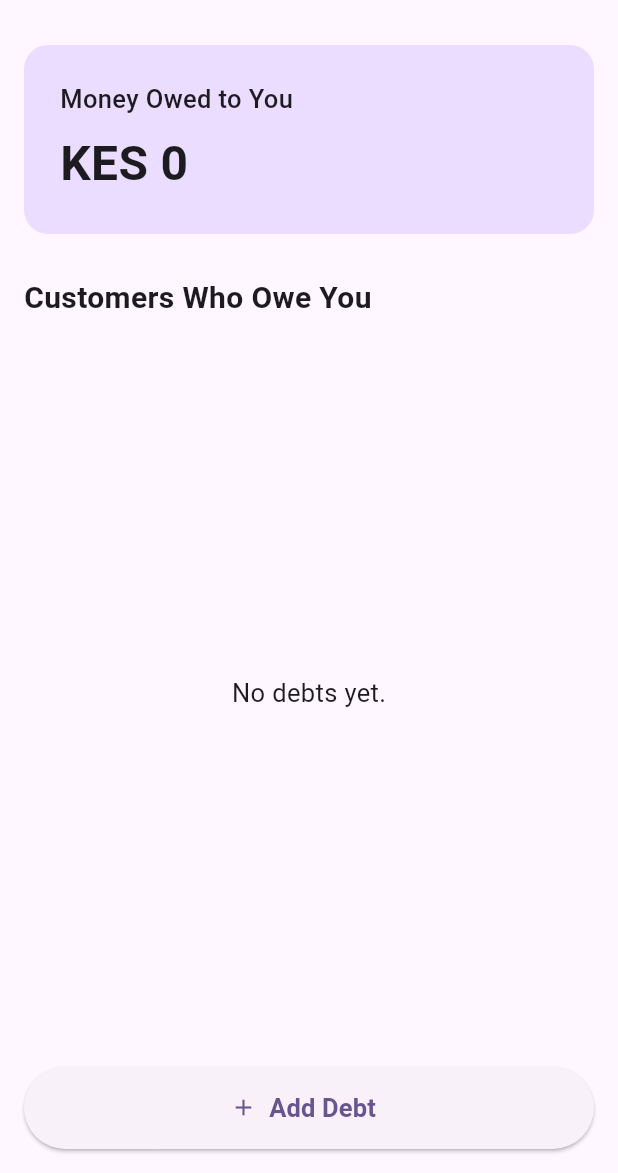
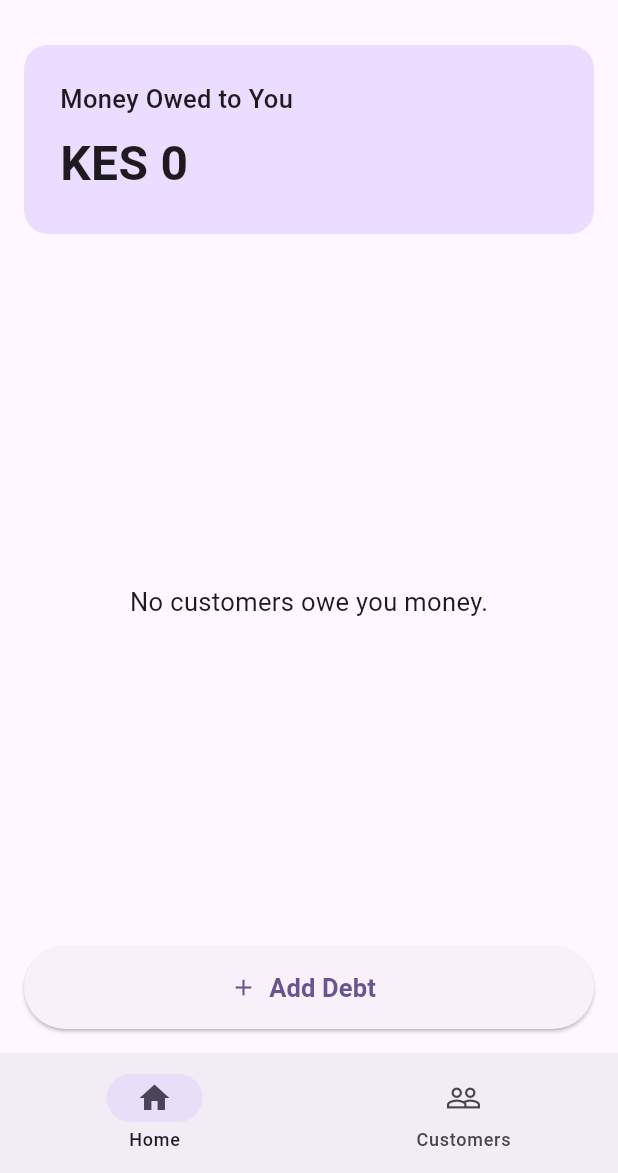
Before and after one commit to ericvaati703-beep/Pesabook-, a Flutter app: the HomeScreen screen opened directly, after a tap on the "search" icon, after a tap on the "close" icon, on a phone screen of 412 x 824 dp, the part 63-1236 px from its top. Run offline on Flutter 3.47's test engine with Material 3 defaults, Android fonts, the phone set to English and light mode, and no system bars; our stand-ins replace shared_preferences; accounts and stored records are empty.

Commit message:
Improve customer debt and payment tracking

```diff
--- a/lib/screens/home_screen.dart
+++ b/lib/screens/home_screen.dart
@@ -4,6 +4,7 @@ import '../services/storage_service.dart';
 import 'add_customer_screen.dart';
 import 'customer_screen.dart';
 import 'shop_setup_screen.dart';
+import 'customers_screen.dart';
 
 class HomeScreen extends StatefulWidget {
   const HomeScreen({super.key});
@@ -16,12 +17,17 @@ class _HomeScreenState extends State<HomeScreen> {
   final List<Customer> _customers = [];
 
   bool _isSearching = false;
-  final TextEditingController _searchController = TextEditingController();
+  int _selectedIndex = 0;
+
+  final TextEditingController _searchController =
+  TextEditingController();
 
   @override
   void initState() {
     super.initState();
+
     _loadCustomers();
+
     _searchController.addListener(_onSearchChanged);
   }
 
@@ -29,6 +35,7 @@ class _HomeScreenState extends State<HomeScreen> {
   void dispose() {
     _searchController.removeListener(_onSearchChanged);
     _searchController.dispose();
+
     super.dispose();
   }
 
@@ -55,19 +62,30 @@ class _HomeScreenState extends State<HomeScreen> {
     );
   }
 
-  List<Customer> get _filteredCustomers {
+  List<Customer> get _activeCustomers {
     final query = _searchController.text.trim().toLowerCase();
 
-    if (query.isEmpty) {
-      return _customers;
-    }
+    final activeCustomers = _customers.where((customer) {
+      if (customer.amount <= 0) {
+        return false;
+      }
 
-    return _customers.where((customer) {
+      if (query.isEmpty) {
+        return true;
+      }
+
       final name = customer.name.toLowerCase();
       final phone = customer.phone.toLowerCase();
 
       return name.contains(query) || phone.contains(query);
     }).toList();
+
+    // Highest debt first.
+    activeCustomers.sort(
+          (a, b) => b.amount.compareTo(a.amount),
+    );
+
+    return activeCustomers;
   }
 
   Future<void> _addDebt() async {
@@ -105,11 +123,9 @@ class _HomeScreenState extends State<HomeScreen> {
           _customers[index] = updatedCustomer;
         });
       }
+    }
 
-      await StorageService.saveCustomers(_customers);
-    } else {
-      await StorageService.saveCustomers(_customers);
-    }
+    await StorageService.saveCustomers(_customers);
 
     if (!mounted) return;
 
@@ -145,9 +161,67 @@ class _HomeScreenState extends State<HomeScreen> {
     FocusScope.of(context).unfocus();
   }
 
+  Future<void> _onNavigationTapped(int index) async {
+    if (index == 1) {
+      await Navigator.push(
+        context,
+        MaterialPageRoute(
+          builder: (context) => const CustomersScreen(),
+        ),
+      );
+
+      // Reload customers after returning from the Customers screen.
+      await _loadCustomers();
+
+      if (!mounted) return;
+
+      setState(() {
+        _selectedIndex = 0;
+      });
+
+      return;
+    }
+
+    setState(() {
+      _selectedIndex = index;
+    });
+  }
+
+  Widget _buildCustomerCard(Customer customer) {
+    return Card(
+      margin: const EdgeInsets.only(bottom: 10),
+      child: ListTile(
+        onTap: () => _openCustomer(customer),
+        contentPadding: const EdgeInsets.symmetric(
+          horizontal: 16,
+          vertical: 6,
+        ),
+        title: Text(
+          customer.name,
+          style: const TextStyle(
+            fontWeight: FontWeight.w600,
+          ),
+        ),
+        subtitle: Text(
+          customer.phone.isEmpty
+              ? 'No phone number'
+              : customer.phone,
+        ),
+        trailing: Text(
+          'KES ${customer.amount.toStringAsFixed(0)}',
+          style: const TextStyle(
+            fontWeight: FontWeight.bold,
+            fontSize: 16,
+            color: Colors.red,
+          ),
+        ),
+      ),
+    );
+  }
+
   @override
   Widget build(BuildContext context) {
-    final displayedCustomers = _filteredCustomers;
+    final activeCustomers = _activeCustomers;
 
     return Scaffold(
       appBar: AppBar(
@@ -187,6 +261,7 @@ class _HomeScreenState extends State<HomeScreen> {
           ],
         ],
       ),
+
       body: Padding(
         padding: const EdgeInsets.all(16),
         child: Column(
@@ -223,7 +298,11 @@ class _HomeScreenState extends State<HomeScreen> {
                   ],
                 ),
               ),
+
               const SizedBox(height: 28),
+            ],
+
+            if (activeCustomers.isNotEmpty)
               const Text(
                 'Customers Who Owe You',
                 style: TextStyle(
@@ -231,77 +310,27 @@ class _HomeScreenState extends State<HomeScreen> {
                   fontWeight: FontWeight.bold,
                 ),
               ),
+
+            if (activeCustomers.isNotEmpty)
               const SizedBox(height: 12),
-            ],
-
-            if (_isSearching && _searchController.text.isNotEmpty)
-              Padding(
-                padding: const EdgeInsets.only(bottom: 12),
-                child: Text(
-                  '${displayedCustomers.length} customer'
-                      '${displayedCustomers.length == 1 ? '' : 's'} found',
-                  style: const TextStyle(
-                    fontSize: 16,
-                    fontWeight: FontWeight.w500,
-                  ),
-                ),
-              ),
 
             Expanded(
-              child: _customers.isEmpty
-                  ? const Center(
+              child: activeCustomers.isEmpty
+                  ? Center(
                 child: Text(
-                  'No debts yet.',
-                  style: TextStyle(
-                    fontSize: 17,
-                  ),
-                ),
-              )
-                  : displayedCustomers.isEmpty
-                  ? const Center(
-                child: Text(
-                  'No customers found.',
-                  style: TextStyle(
+                  _isSearching
+                      ? 'No customers found.'
+                      : 'No customers owe you money.',
+                  style: const TextStyle(
                     fontSize: 17,
                   ),
                 ),
               )
                   : ListView.builder(
-                itemCount: displayedCustomers.length,
+                itemCount: activeCustomers.length,
                 itemBuilder: (context, index) {
-                  final customer =
-                  displayedCustomers[index];
-
-                  return Card(
-                    margin: const EdgeInsets.only(
-                      bottom: 10,
-                    ),
-                    child: ListTile(
-                      onTap: () => _openCustomer(customer),
-                      contentPadding:
-                      const EdgeInsets.symmetric(
-                        horizontal: 16,
-                        vertical: 6,
-                      ),
-                      title: Text(
-                        customer.name,
-                        style: const TextStyle(
-                          fontWeight: FontWeight.w600,
-                        ),
-                      ),
-                      subtitle: Text(
-                        customer.phone.isEmpty
-                            ? 'No phone number'
-                            : customer.phone,
-                      ),
-                      trailing: Text(
-                        'KES ${customer.amount.toStringAsFixed(0)}',
-                        style: const TextStyle(
-                          fontWeight: FontWeight.bold,
-                          fontSize: 16,
-                        ),
-                      ),
-                    ),
+                  return _buildCustomerCard(
+                    activeCustomers[index],
                   );
                 },
               ),
@@ -327,6 +356,23 @@ class _HomeScreenState extends State<HomeScreen> {
           ],
         ),
       ),
+
+      bottomNavigationBar: NavigationBar(
+        selectedIndex: _selectedIndex,
+        onDestinationSelected: _onNavigationTapped,
+        destinations: const [
+          NavigationDestination(
+            icon: Icon(Icons.home_outlined),
+            selectedIcon: Icon(Icons.home),
+            label: 'Home',
+          ),
+          NavigationDestination(
+            icon: Icon(Icons.people_outline),
+            selectedIcon: Icon(Icons.people),
+            label: 'Customers',
+          ),
+        ],
+      ),
     );
   }
 }
```
Also changed, not shown: lib/screens/customer_screen.dart (+118 -28 lines), lib/screens/customers_screen.dart (added, +244 -0 lines), lib/screens/record_payment_screen.dart (+52 -6 lines).
